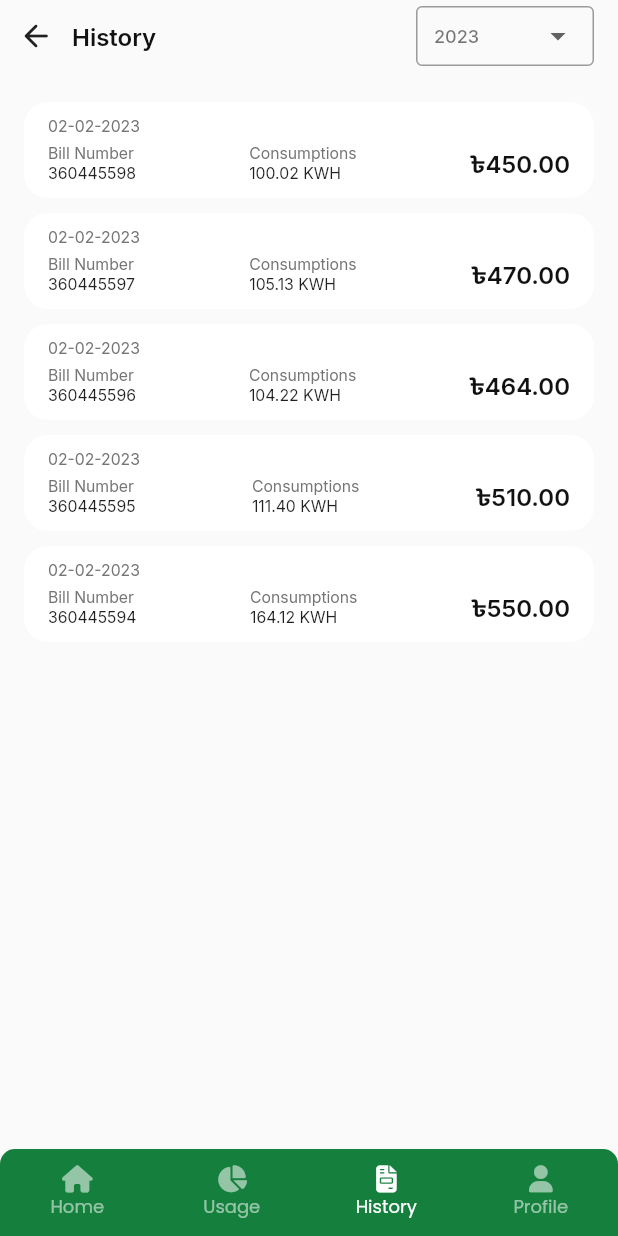
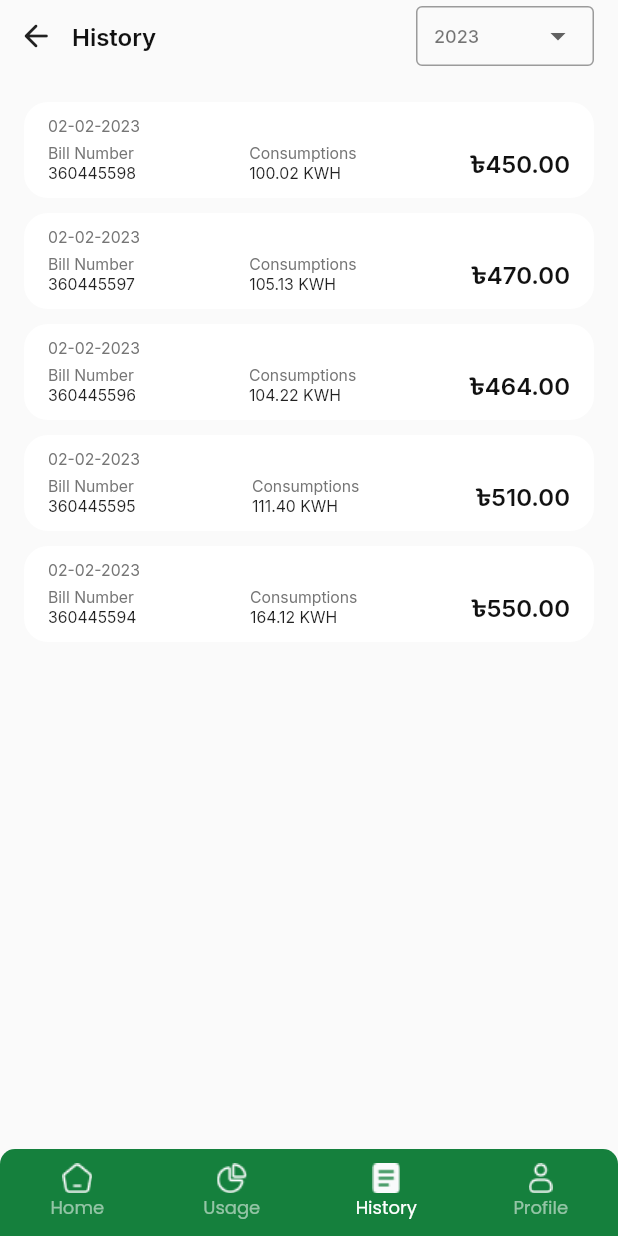
Before and after one commit to CPAD-Gazipur/b_pay, a Flutter app: the HomeNavScreen screen opened directly, item 3 of the bottom bar chosen, on a phone screen of 412 x 824 dp. Run offline on Flutter 3.47's test engine with Material 2 defaults, Android fonts, the phone set to English and light mode, and no system bars; our stand-ins replace badges, fl_chart, flutter_svg, font_awesome_flutter, google_fonts; missing offline and left inert: mobile_scanner; network calls fail.

Commit message:
bPay: BottomNavigation icon change

```diff
--- a/lib/ui/view/home/widgets/meter_status.dart
+++ b/lib/ui/view/home/widgets/meter_status.dart
@@ -1,6 +1,7 @@
 import 'package:b_pay/model/meter_model.dart';
 import 'package:b_pay/ui/view/views.dart';
 import 'package:b_pay/ui/widgets/widgets.dart';
+import 'package:flutter/cupertino.dart';
 import 'package:flutter/material.dart';
 import 'package:font_awesome_flutter/font_awesome_flutter.dart';
 
--- a/lib/ui/view/home_nav/home_nav_screen.dart
+++ b/lib/ui/view/home_nav/home_nav_screen.dart
@@ -1,7 +1,7 @@
 import 'package:b_pay/providers/providers.dart';
 import 'package:b_pay/ui/widgets/exit_widget.dart';
+import 'package:b_pay/utils/image_utils.dart';
 import 'package:flutter/material.dart';
-import 'package:font_awesome_flutter/font_awesome_flutter.dart';
 import 'package:provider/provider.dart';
 
 class HomeNavScreen extends StatelessWidget {
@@ -43,24 +43,68 @@ class HomeNavScreen extends StatelessWidget {
                       type: BottomNavigationBarType.fixed,
                       selectedFontSize: 12,
                       unselectedFontSize: 12,
-                      items: const [
+                      items: [
                         BottomNavigationBarItem(
-                          icon: FaIcon(FontAwesomeIcons.house),
+                          icon: Image.asset(
+                            ImageUtils.icHome,
+                            height: 20,
+                            width: 20,
+                            fit: BoxFit.fitHeight,
+                          ),
+                          activeIcon: Image.asset(
+                            ImageUtils.icHomeActive,
+                            height: 20,
+                            width: 20,
+                            fit: BoxFit.fitHeight,
+                          ),
                           label: 'Home',
                           tooltip: 'Home',
                         ),
                         BottomNavigationBarItem(
-                          icon: FaIcon(FontAwesomeIcons.chartPie),
+                          icon: Image.asset(
+                            ImageUtils.icUsage,
+                            height: 20,
+                            width: 20,
+                            fit: BoxFit.fitHeight,
+                          ),
+                          activeIcon: Image.asset(
+                            ImageUtils.icUsageActive,
+                            height: 20,
+                            width: 20,
+                            fit: BoxFit.fitHeight,
+                          ),
                           label: 'Usage',
                           tooltip: 'Usage',
                         ),
                         BottomNavigationBarItem(
-                          icon: FaIcon(FontAwesomeIcons.fileInvoice),
+                          icon: Image.asset(
+                            ImageUtils.icHistory,
+                            height: 20,
+                            width: 20,
+                            fit: BoxFit.fitHeight,
+                          ),
+                          activeIcon: Image.asset(
+                            ImageUtils.icHistoryActive,
+                            height: 20,
+                            width: 20,
+                            fit: BoxFit.fitHeight,
+                          ),
                           label: 'History',
                           tooltip: 'History',
                         ),
                         BottomNavigationBarItem(
-                          icon: FaIcon(FontAwesomeIcons.solidUser),
+                          icon: Image.asset(
+                            ImageUtils.icProfile,
+                            height: 20,
+                            width: 20,
+                            fit: BoxFit.fitHeight,
+                          ),
+                          activeIcon: Image.asset(
+                            ImageUtils.icProfileActive,
+                            height: 20,
+                            width: 20,
+                            fit: BoxFit.fitHeight,
+                          ),
                           label: 'Profile',
                           tooltip: 'Profile',
                         ),
--- a/lib/utils/image_utils.dart
+++ b/lib/utils/image_utils.dart
@@ -4,4 +4,14 @@ class ImageUtils {
   static String appLogo = '${_baseUrl}b_pay_logo.svg';
   static String scannerBG = '${_baseUrl}scanner.svg';
   static String appBanner = '${_baseUrl}banner.png';
+
+  /// BOTTOM NAV ICON
+  static String icHome = '${_baseUrl}home.png';
+  static String icHomeActive = '${_baseUrl}home_active.png';
+  static String icUsage = '${_baseUrl}usage.png';
+  static String icUsageActive = '${_baseUrl}usage_active.png';
+  static String icHistory = '${_baseUrl}history.png';
+  static String icHistoryActive = '${_baseUrl}history_active.png';
+  static String icProfile = '${_baseUrl}profile.png';
+  static String icProfileActive = '${_baseUrl}profile_active.png';
 }
```
Also changed, not shown: assets/images/history.png (added), assets/images/history_active.png (added), assets/images/home.png (added), assets/images/home_active.png (added), assets/images/profile.png (added), assets/images/profile_active.png (added), assets/images/usage.png (added), assets/images/usage_active.png (added).
